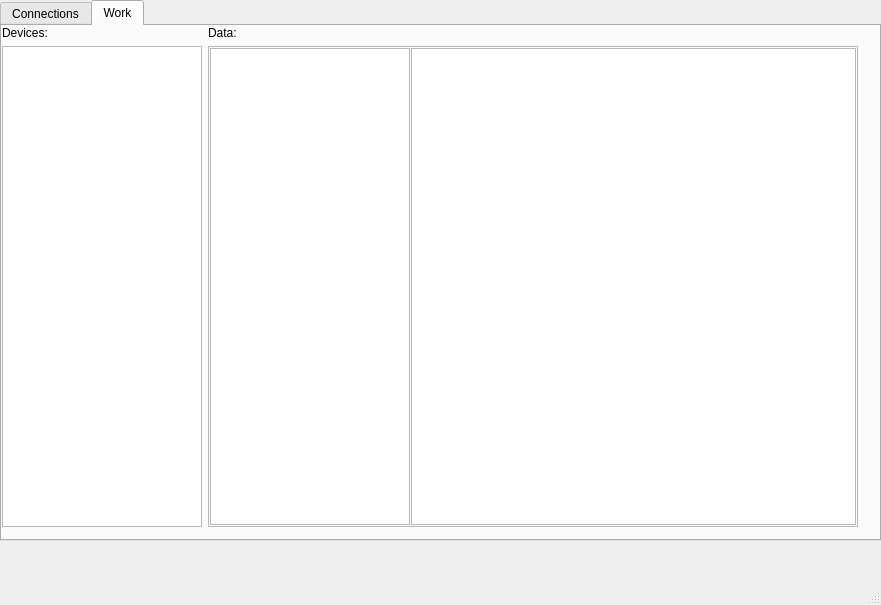
Before: the Qt Designer form mainwindow.ui in nghtsnw/etrodiag, drawn with Qt 5.
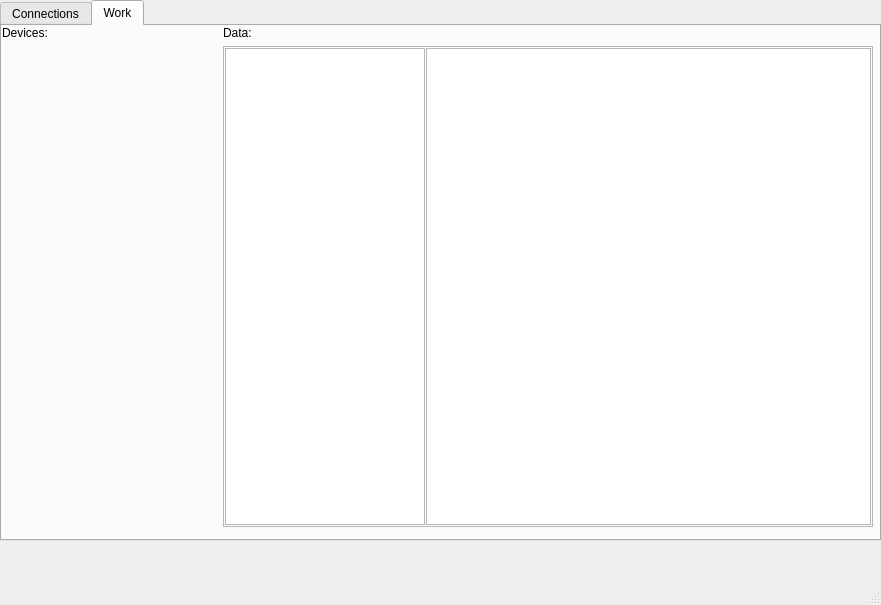
After: the same form once the commit is applied. The open tabs and pages were chosen to show the change.

Patch:
```diff
--- a/mainwindow.ui
+++ b/mainwindow.ui
@@ -91,7 +91,7 @@
        <rect>
         <x>0</x>
         <y>0</y>
-        <width>881</width>
+        <width>871</width>
         <height>501</height>
        </rect>
       </property>
@@ -152,25 +152,6 @@
          </property>
         </widget>
        </item>
-       <item row="1" column="0">
-        <widget class="QListView" name="devArea">
-         <property name="enabled">
-          <bool>true</bool>
-         </property>
-         <property name="sizePolicy">
-          <sizepolicy hsizetype="Expanding" vsizetype="Expanding">
-           <horstretch>0</horstretch>
-           <verstretch>0</verstretch>
-          </sizepolicy>
-         </property>
-         <property name="maximumSize">
-          <size>
-           <width>200</width>
-           <height>16777215</height>
-          </size>
-         </property>
-        </widget>
-       </item>
        <item row="0" column="2">
         <widget class="QLabel" name="label_2">
          <property name="text">
@@ -178,6 +159,11 @@
          </property>
         </widget>
        </item>
+       <item row="1" column="0">
+        <widget class="QFrame" name="devArea">
+         <layout class="QVBoxLayout" name="verticalLayout_2"/>
+        </widget>
+       </item>
       </layout>
      </widget>
     </widget>
```
Left out of the diff: 2 changed lines with no effect on the pictures.
